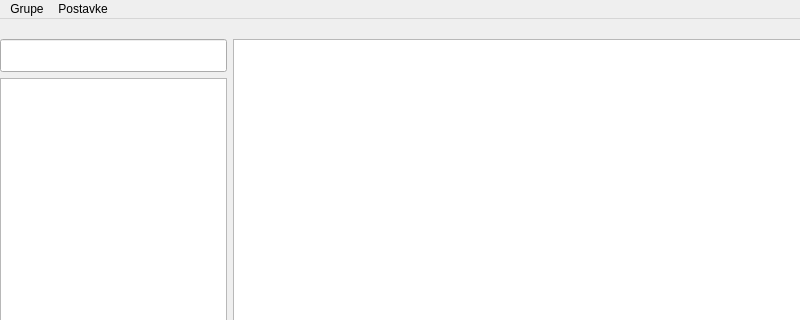
First picture: the form in UI/chatScreen.ui, repository zemo0/ChatApp-Python-DesktopApp, before the edit; both pictures show x 0 to 800 and y 0 to 320 of the 800 by 600 pixel window.
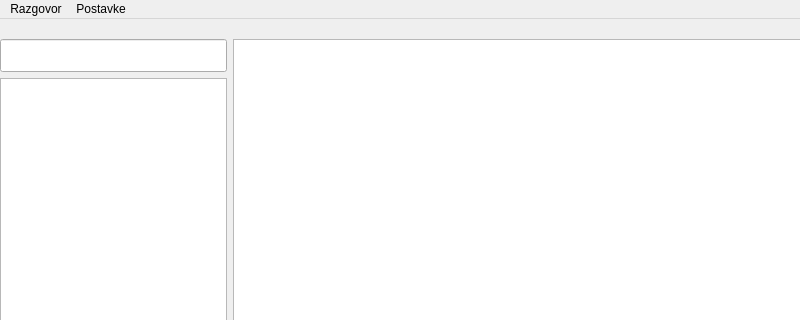
Second picture: the form after the edit.

What changed in the file:
```diff
--- a/UI/chatScreen.ui
+++ b/UI/chatScreen.ui
@@ -149,7 +149,7 @@
    </widget>
    <widget class="QMenu" name="menuGrupe">
     <property name="title">
-     <string>Grupe</string>
+     <string>Razgovor</string>
     </property>
     <addaction name="openGroup"/>
    </widget>
```
Left out of the diff: 16 changed lines with no effect on the pictures.
